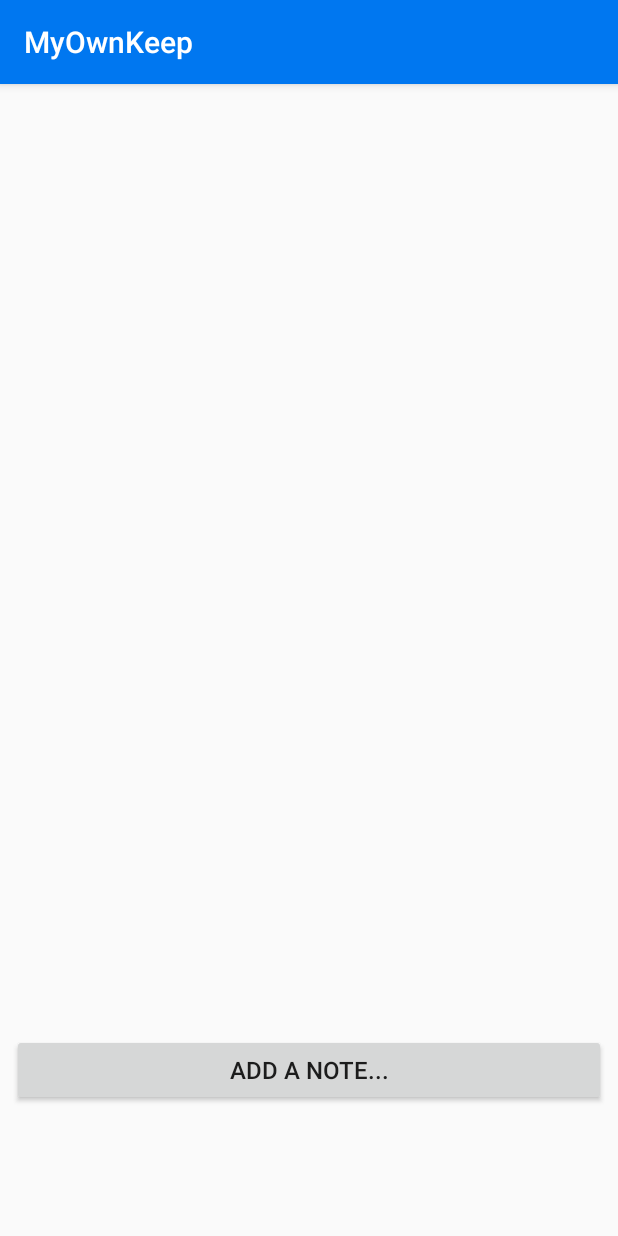
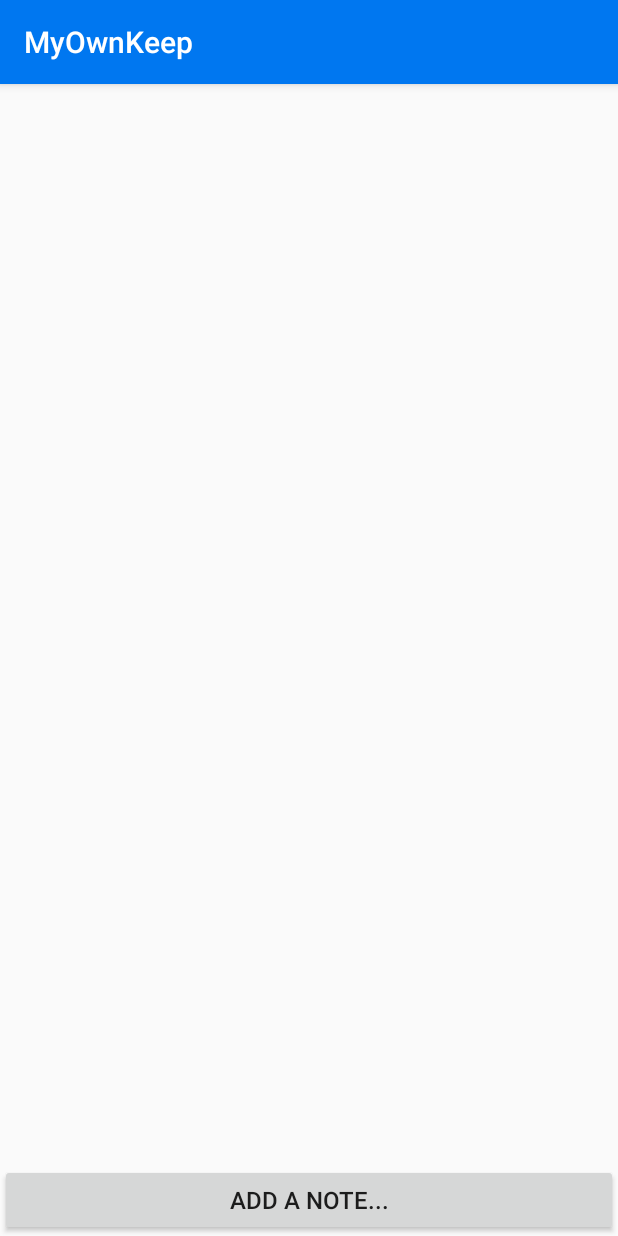
Before and after one commit to JBuhay34/NoteTakingApp, an Android app: the screen it shows after launch (MainActivity), on a phone screen of 412 x 824 dp. Run offline under Robolectric (Android 15) with nearby library versions, the phone set to English and light mode, and no system bars.

```diff
--- a/app/src/main/AndroidManifest.xml
+++ b/app/src/main/AndroidManifest.xml
@@ -16,7 +16,9 @@
                 <category android:name="android.intent.category.LAUNCHER" />
             </intent-filter>
         </activity>
-        <activity android:name=".AddedNoteActivity"></activity>
+        <activity
+            android:name=".AddedNoteActivity"
+            android:windowSoftInputMode="stateVisible|adjustResize"></activity>
     </application>
 
 </manifest>
--- a/app/src/main/res/layout/activity_main.xml
+++ b/app/src/main/res/layout/activity_main.xml
@@ -1,8 +1,8 @@
 <?xml version="1.0" encoding="utf-8"?>
 <LinearLayout
     xmlns:android="http://schemas.android.com/apk/res/android"
+    android:layout_width="match_parent"
     android:layout_height="match_parent"
-    android:layout_width="match_parent"
     android:orientation="vertical">
 
 
@@ -11,7 +11,7 @@
         android:id="@+id/notes_recycler_view"
         android:layout_width="match_parent"
         android:layout_height="wrap_content"
-        android:layout_weight="8">
+        android:layout_weight="10">
 
     </android.support.v7.widget.RecyclerView>
 
@@ -20,8 +20,6 @@
         android:id="@+id/add_note_fragment"
         android:name="com.example.justinbuhay.myownkeep.AddNoteFragment"
         android:layout_width="match_parent"
-        android:layout_height="wrap_content"
-        android:layout_margin="8dp"
-        android:layout_weight="1"/>
+        android:layout_height="wrap_content" />
 
 </LinearLayout>
--- a/app/src/main/res/layout/add_note_fragment.xml
+++ b/app/src/main/res/layout/add_note_fragment.xml
@@ -1,15 +1,16 @@
 <?xml version="1.0" encoding="utf-8"?>
 <LinearLayout xmlns:android="http://schemas.android.com/apk/res/android"
-    android:orientation="horizontal" android:layout_width="match_parent"
+    android:layout_width="match_parent"
     android:layout_height="wrap_content"
-    android:layout_margin="16dp">
+    android:layout_margin="0dp"
+    android:orientation="horizontal">
 
     <Button
         android:id="@+id/add_note_button"
         android:layout_width="match_parent"
         android:layout_height="wrap_content"
+        android:padding="4dp"
         android:text="@string/add_a_note"
-        android:padding="8dp"
         android:textSize="16sp" />
 
 </LinearLayout>
```
Also changed, not shown: app/src/main/res/layout/activity_added_note.xml (+15 -14 lines), app/src/main/res/menu/main_menu.xml (added, +8 -0 lines).
